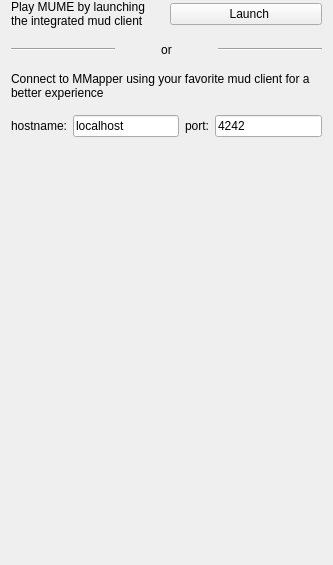
The window that src/mainwindow/welcomewidget.ui (MUME/MMapper) describes before a commit, drawn with Qt 5.
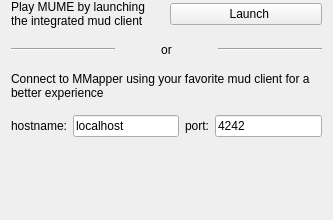
The same window after the commit. Icons and pictures are not drawn.

Commit message: Allow Launch Panel to be smaller

Patch:
```diff
--- a/src/mainwindow/welcomewidget.ui
+++ b/src/mainwindow/welcomewidget.ui
@@ -2,14 +2,6 @@
 <ui version="4.0">
  <class>WelcomeWidget</class>
  <widget class="QWidget" name="WelcomeWidget">
-  <property name="geometry">
-   <rect>
-    <x>0</x>
-    <y>0</y>
-    <width>333</width>
-    <height>565</height>
-   </rect>
-  </property>
   <property name="sizePolicy">
    <sizepolicy hsizetype="Minimum" vsizetype="Minimum">
     <horstretch>0</horstretch>
@@ -230,9 +222,9 @@
        </widget>
       </item>
       <item>
-       <widget class="QLabel" name="pixmapLabel">
-        <property name="text">
-         <string/>
+       <widget class="QScrollArea" name="scrollArea">
+        <property name="frameShape">
+         <enum>QFrame::NoFrame</enum>
         </property>
         <property name="pixmap">
          <pixmap resource="../resources/mmapper2.qrc">:/pixmaps/mellon.png</pixmap>
@@ -240,21 +232,29 @@
         <property name="alignment">
          <set>Qt::AlignCenter</set>
         </property>
+        <widget class="QWidget" name="scrollAreaWidgetContents">
+         <widget class="QLabel" name="pixmapLabel">
+          <property name="geometry">
+           <rect>
+            <x>0</x>
+            <y>0</y>
+            <width>309</width>
+            <height>241</height>
+           </rect>
+          </property>
+          <property name="text">
+           <string/>
+          </property>
+          <property name="pixmap">
+           <pixmap resource="../resources/mmapper2.qrc">:/pixmaps/mellon.png</pixmap>
+          </property>
+          <property name="alignment">
+           <set>Qt::AlignCenter</set>
+          </property>
+         </widget>
+        </widget>
        </widget>
       </item>
-      <item>
-       <spacer name="verticalSpacer">
-        <property name="orientation">
-         <enum>Qt::Vertical</enum>
-        </property>
-        <property name="sizeHint" stdset="0">
-         <size>
-          <width>20</width>
-          <height>40</height>
-         </size>
-        </property>
-       </spacer>
-      </item>
      </layout>
     </widget>
    </item>
```
Left out of the diff: 10 changed lines with no effect on the pictures.
